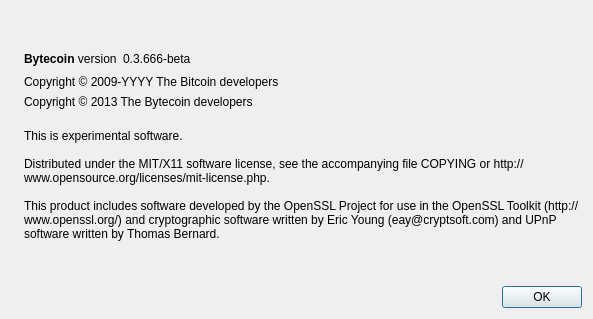
Qt form src/qt/forms/aboutdialog.ui (mistercoin/bitblox) before a commit.
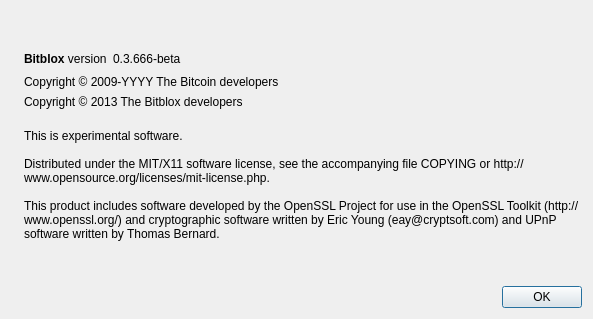
The same form after that commit. Icons and pictures are not drawn.

Diff of the .ui file:
```diff
--- a/src/qt/forms/aboutdialog.ui
+++ b/src/qt/forms/aboutdialog.ui
@@ -50,7 +50,7 @@
           <cursorShape>IBeamCursor</cursorShape>
          </property>
          <property name="text">
-          <string>&lt;html&gt;&lt;head/&gt;&lt;body&gt;&lt;p&gt;&lt;span style=&quot; font-weight:600;&quot;&gt;Bytecoin&lt;/span&gt; version&lt;/p&gt;&lt;/body&gt;&lt;/html&gt;</string>
+          <string>&lt;html&gt;&lt;head/&gt;&lt;body&gt;&lt;p&gt;&lt;span style=&quot; font-weight:600;&quot;&gt;Bitblox&lt;/span&gt; version&lt;/p&gt;&lt;/body&gt;&lt;/html&gt;</string>
          </property>
          <property name="textInteractionFlags">
           <set>Qt::LinksAccessibleByMouse|Qt::TextSelectableByKeyboard|Qt::TextSelectableByMouse</set>
@@ -110,7 +110,7 @@
         <bool>true</bool>
        </property>
        <property name="text">
-        <string>Copyright &amp;copy; 2013 The Bytecoin developers</string>
+        <string>Copyright &amp;copy; 2013 The Bitblox developers</string>
        </property>
        <property name="textFormat">
         <enum>Qt::RichText</enum>
```
Left out of the diff: 2 changed lines with no effect on the pictures.
